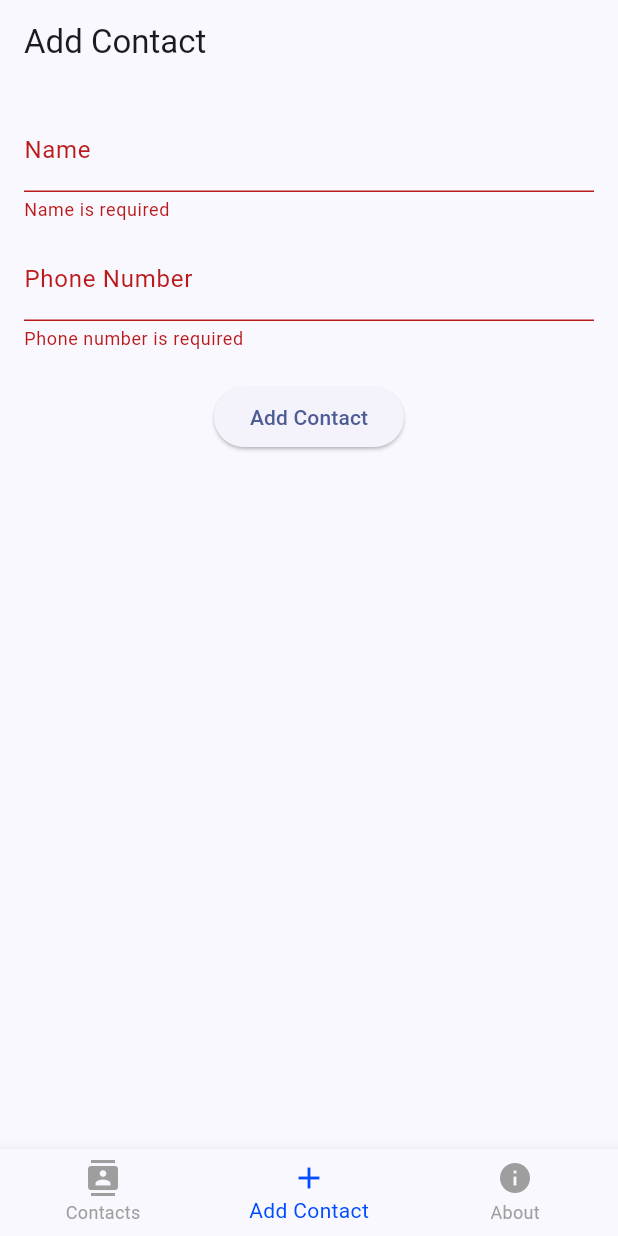
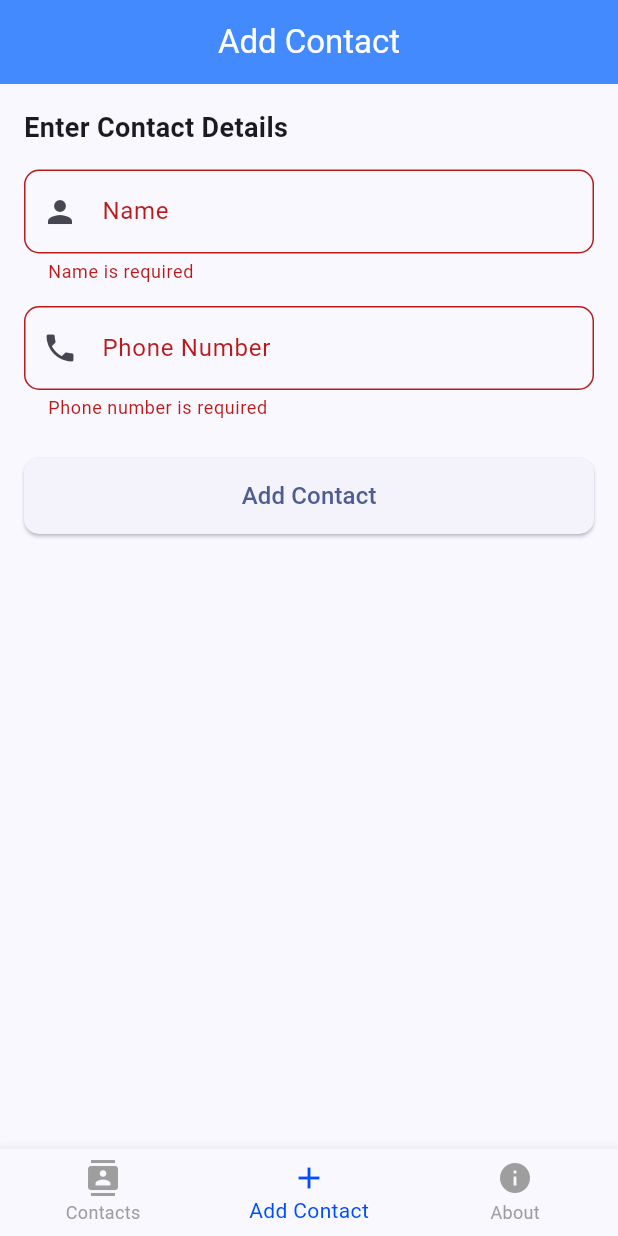
Before and after one commit to C-Ronny/contact_management_app, a Flutter app: the screen it shows after launch, item 2 of the bottom bar chosen, after a tap on "Add Contact", on a phone screen of 412 x 824 dp. Run offline on Flutter 3.47's test engine with Material 3 defaults, Android fonts, the phone set to English and light mode, and no system bars; network calls fail.

Commit message:
improved layout and added network access permission

```diff
--- a/lib/screens/add_contact.dart
+++ b/lib/screens/add_contact.dart
@@ -51,37 +51,69 @@ class _AddContactState extends State<AddContact> {
   @override
   Widget build(BuildContext context) {
     return Scaffold(
-      appBar: AppBar(title: const Text("Add Contact")),
-      body: Padding(
+      appBar: AppBar(
+        title: const Text("Add Contact"),
+        centerTitle: true,
+        foregroundColor: Colors.white,
+        backgroundColor: Colors.blueAccent,
+      ),
+      body: SingleChildScrollView(
         padding: const EdgeInsets.all(16.0),
         child: Form(
           key: _formKey,
           child: Column(
+            crossAxisAlignment: CrossAxisAlignment.start,
             children: [
+              const Text(
+                "Enter Contact Details",
+                style: TextStyle(fontSize: 18, fontWeight: FontWeight.bold),
+              ),
+              const SizedBox(height: 15),
               TextFormField(
                 controller: _nameController,
-                decoration: const InputDecoration(labelText: "Name"),
+                decoration: InputDecoration(
+                  labelText: "Name",
+                  prefixIcon: const Icon(Icons.person),
+                  border: OutlineInputBorder(
+                    borderRadius: BorderRadius.circular(10),
+                  ),
+                ),
                 validator: (value) => value!.isEmpty ? "Name is required" : null,
               ),
-              const SizedBox(height: 10),
+              const SizedBox(height: 15),
               TextFormField(
                 controller: _phoneController,
-                decoration: const InputDecoration(labelText: "Phone Number"),
+                decoration: InputDecoration(
+                  labelText: "Phone Number",
+                  prefixIcon: const Icon(Icons.phone),
+                  border: OutlineInputBorder(
+                    borderRadius: BorderRadius.circular(10),
+                  ),
+                ),
                 keyboardType: TextInputType.phone,
                 validator: (value) {
                   if (value!.isEmpty) return "Phone number is required";
-                  if (!RegExp(r'^\d{10}$').hasMatch(value)) {
+                  if (!RegExp(r'^\d{10}\$').hasMatch(value)) {
                     return "Enter a valid 10-digit phone number";
                   }
                   return null;
                 },
               ),
-              const SizedBox(height: 20),
-              ElevatedButton(
-                onPressed: isSubmitting ? null : _submitForm,
-                child: isSubmitting
-                    ? const CircularProgressIndicator(color: Colors.white)
-                    : const Text("Add Contact"),
+              const SizedBox(height: 25),
+              SizedBox(
+                width: double.infinity,
+                child: ElevatedButton(
+                  onPressed: isSubmitting ? null : _submitForm,
+                  style: ElevatedButton.styleFrom(
+                    padding: const EdgeInsets.symmetric(vertical: 14),
+                    shape: RoundedRectangleBorder(
+                      borderRadius: BorderRadius.circular(10),
+                    ),
+                  ),
+                  child: isSubmitting
+                      ? const CircularProgressIndicator(color: Colors.blueAccent)
+                      : const Text("Add Contact", style: TextStyle(fontSize: 16)),
+                ),
               ),
             ],
           ),
--- a/lib/screens/contacts_list.dart
+++ b/lib/screens/contacts_list.dart
@@ -53,12 +53,18 @@ class _ContactsListState extends State<ContactsList> {
     bool success = await ContactService.deleteContact(contactId);
     if (success) {
       ScaffoldMessenger.of(context).showSnackBar(
-        const SnackBar(content: Text("Contact deleted successfully")),
+        SnackBar(
+          content: const Text("Contact deleted successfully"),
+          backgroundColor: Colors.green,
+        ),
       );
       fetchContacts(); // Refresh list
     } else {
       ScaffoldMessenger.of(context).showSnackBar(
-        const SnackBar(content: Text("Failed to delete contact")),
+        SnackBar(
+          content: const Text("Failed to delete contact"),
+          backgroundColor: Colors.red,
+        ),
       );
     }
   }
@@ -66,21 +72,72 @@ class _ContactsListState extends State<ContactsList> {
   @override
   Widget build(BuildContext context) {
     return Scaffold(
-      appBar: AppBar(title: const Text("Contacts")),
+      appBar: AppBar(
+        title: const Text("Contacts"),
+        centerTitle: true,
+        backgroundColor: Colors.blueAccent,
+        foregroundColor: Colors.white,
+      ),
       body: RefreshIndicator(
         onRefresh: fetchContacts,
         child: isLoading
             ? const Center(child: CircularProgressIndicator()) // Loading state
             : errorMessage != null
-                ? Center(child: Text(errorMessage!)) // Error state
+                ? Center(
+                    child: Column(
+                      mainAxisAlignment: MainAxisAlignment.center,
+                      children: [
+                        const Icon(Icons.error, color: Colors.red, size: 50),
+                        const SizedBox(height: 10),
+                        Text(errorMessage!, style: const TextStyle(fontSize: 16)),
+                      ],
+                    ),
+                  )
+                : contacts!.isEmpty
+                    ? const Center(
+                        child: Text(
+                          "No contacts available.\nTap + to add one!",
+                          textAlign: TextAlign.center,
+                          style: TextStyle(fontSize: 16),
+                        ),
+                      )
                     : ListView.builder(
+                        padding: const EdgeInsets.all(8),
                         itemCount: contacts?.length ?? 0,
                         itemBuilder: (context, index) {
                           var contact = contacts![index];
-                      return ListTile(
-                        leading: CircleAvatar(child: Text(contact['pname'][0])),
-                        title: Text(contact['pname']),
-                        subtitle: Text(contact['pphone']),
+                          return Dismissible(
+                            key: Key(contact['pid'].toString()),
+                            direction: DismissDirection.endToStart,
+                            background: Container(
+                              color: Colors.red,
+                              alignment: Alignment.centerRight,
+                              padding: const EdgeInsets.symmetric(horizontal: 20),
+                              child: const Icon(Icons.delete, color: Colors.white),
+                            ),
+                            onDismissed: (direction) {
+                              deleteContact(contact['pid']);
+                            },
+                            child: Card(
+                              shape: RoundedRectangleBorder(borderRadius: BorderRadius.circular(12)),
+                              elevation: 2,
+                              child: ListTile(
+                                contentPadding: const EdgeInsets.symmetric(vertical: 10, horizontal: 15),
+                                leading: CircleAvatar(
+                                  backgroundColor: Colors.blueAccent,
+                                  child: Text(
+                                    contact['pname'][0].toUpperCase(),
+                                    style: const TextStyle(fontWeight: FontWeight.bold, color: Colors.white),
+                                  ),
+                                ),
+                                title: Text(
+                                  contact['pname'],
+                                  style: const TextStyle(fontWeight: FontWeight.bold, fontSize: 16),
+                                ),
+                                subtitle: Text(
+                                  contact['pphone'],
+                                  style: TextStyle(color: Colors.grey.shade600),
+                                ),
                                 trailing: Row(
                                   mainAxisSize: MainAxisSize.min,
                                   children: [
@@ -102,14 +159,13 @@ class _ContactsListState extends State<ContactsList> {
                                     ),
                                   ],
                                 ),
+                              ),
+                            ),
                           );
                         },
                       ),
       ),
-      floatingActionButton: FloatingActionButton(
-        onPressed: fetchContacts, // Refresh list on button tap
-        child: const Icon(Icons.refresh),
-      ),
+
     );
   }
 }
```
Also changed, not shown: lib/screens/about.dart (+6 -1 lines), 1 other file. Lines whose indentation alone changed are shown as unchanged.
